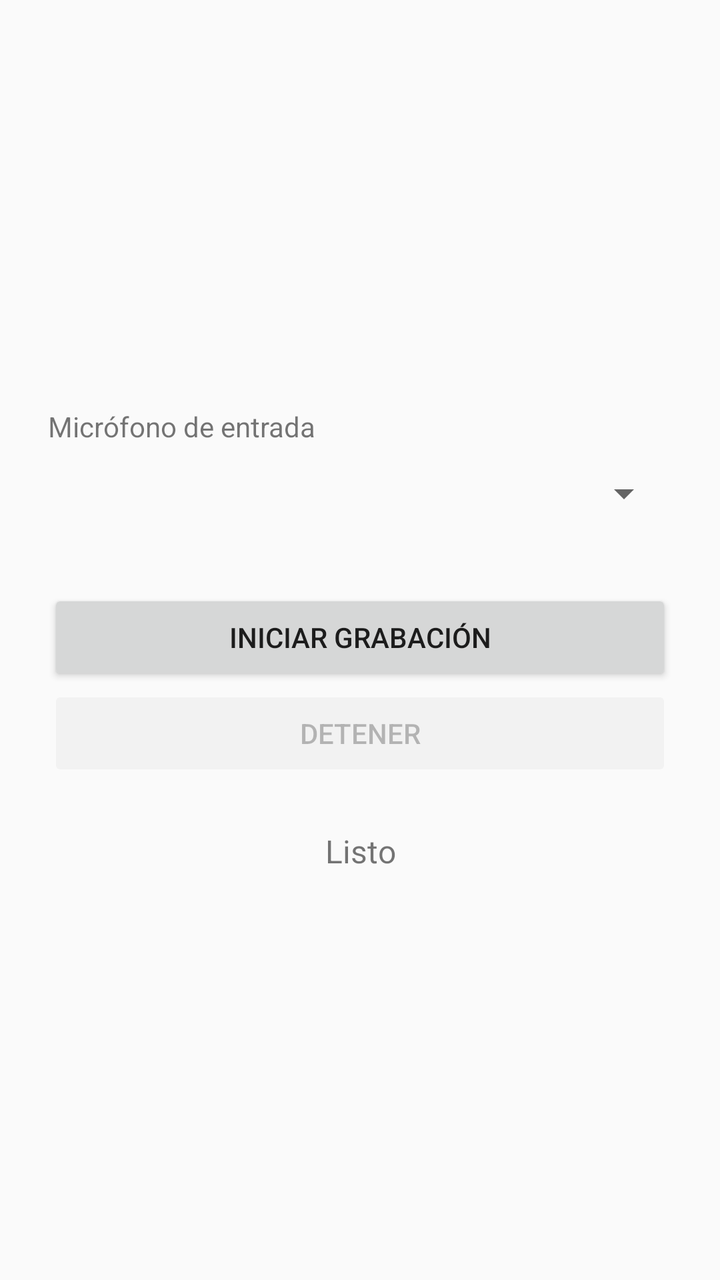
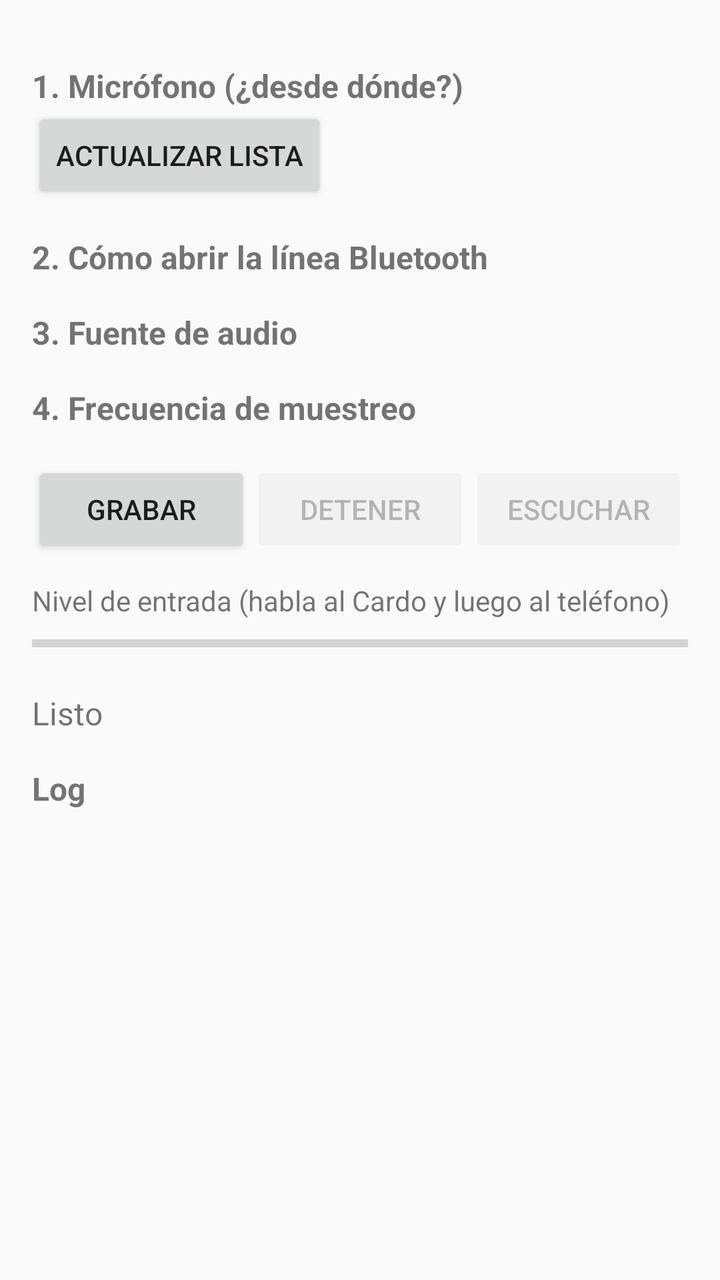

Compare the two renders of this Android layout. The source of the first and the diff that turns it into the second are given below.
<!-- AndroidManifest.xml: application theme android:Theme.Material.Light -->
<!-- res/layout/main.xml -->
<?xml version="1.0" encoding="utf-8"?>
<LinearLayout xmlns:android="http://schemas.android.com/apk/res/android"
    android:layout_width="match_parent"
    android:layout_height="match_parent"
    android:gravity="center"
    android:orientation="vertical"
    android:padding="24dp">

    <TextView
        android:layout_width="match_parent"
        android:layout_height="wrap_content"
        android:text="Micrófono de entrada"
        android:textSize="14sp" />

    <Spinner
        android:id="@+id/deviceSpinner"
        android:layout_width="match_parent"
        android:layout_height="wrap_content"
        android:layout_marginBottom="24dp"
        android:minHeight="48dp" />

    <Button
        android:id="@+id/btnStart"
        android:layout_width="match_parent"
        android:layout_height="wrap_content"
        android:text="Iniciar grabación" />

    <Button
        android:id="@+id/btnStop"
        android:layout_width="match_parent"
        android:layout_height="wrap_content"
        android:enabled="false"
        android:text="Detener" />

    <TextView
        android:id="@+id/status"
        android:layout_width="match_parent"
        android:layout_height="wrap_content"
        android:layout_marginTop="24dp"
        android:gravity="center"
        android:text="Listo"
        android:textSize="16sp" />
</LinearLayout>
<!-- resources referenced by this layout -->
<resources>

</resources>

<!-- the commit's change to res/layout/main.xml (unified diff, before → after) -->
@@ -1,43 +1,118 @@
 <?xml version="1.0" encoding="utf-8"?>
-<LinearLayout xmlns:android="http://schemas.android.com/apk/res/android"
+<ScrollView xmlns:android="http://schemas.android.com/apk/res/android"
     android:layout_width="match_parent"
-    android:layout_height="match_parent"
-    android:gravity="center"
-    android:orientation="vertical"
-    android:padding="24dp">
+    android:layout_height="match_parent">
 
-    <TextView
+    <LinearLayout
         android:layout_width="match_parent"
         android:layout_height="wrap_content"
-        android:text="Micrófono de entrada"
-        android:textSize="14sp" />
+        android:orientation="vertical"
+        android:padding="16dp">
 
-    <Spinner
-        android:id="@+id/deviceSpinner"
-        android:layout_width="match_parent"
-        android:layout_height="wrap_content"
-        android:layout_marginBottom="24dp"
-        android:minHeight="48dp" />
+        <TextView
+            style="@style/SectionTitle"
+            android:text="1. Micrófono (¿desde dónde?)" />
 
-    <Button
-        android:id="@+id/btnStart"
-        android:layout_width="match_parent"
-        android:layout_height="wrap_content"
-        android:text="Iniciar grabación" />
+        <RadioGroup
+            android:id="@+id/groupDevice"
+            android:layout_width="match_parent"
+            android:layout_height="wrap_content" />
 
-    <Button
-        android:id="@+id/btnStop"
-        android:layout_width="match_parent"
-        android:layout_height="wrap_content"
-        android:enabled="false"
-        android:text="Detener" />
+        <Button
+            android:id="@+id/btnRefresh"
+            android:layout_width="wrap_content"
+            android:layout_height="wrap_content"
+            android:text="Actualizar lista" />
 
-    <TextView
-        android:id="@+id/status"
-        android:layout_width="match_parent"
-        android:layout_height="wrap_content"
-        android:layout_marginTop="24dp"
-        android:gravity="center"
-        android:text="Listo"
-        android:textSize="16sp" />
-</LinearLayout>
+        <TextView
+            style="@style/SectionTitle"
+            android:text="2. Cómo abrir la línea Bluetooth" />
+
+        <RadioGroup
+            android:id="@+id/groupMethod"
+            android:layout_width="match_parent"
+            android:layout_height="wrap_content" />
+
+        <TextView
+            style="@style/SectionTitle"
+            android:text="3. Fuente de audio" />
+
+        <RadioGroup
+            android:id="@+id/groupSource"
+            android:layout_width="match_parent"
+            android:layout_height="wrap_content" />
+
+        <TextView
+            style="@style/SectionTitle"
+            android:text="4. Frecuencia de muestreo" />
+
+        <RadioGroup
+            android:id="@+id/groupRate"
+            android:layout_width="match_parent"
+            android:layout_height="wrap_content"
+            android:orientation="horizontal" />
+
+        <LinearLayout
+            android:layout_width="match_parent"
+            android:layout_height="wrap_content"
+            android:layout_marginTop="16dp"
+            android:orientation="horizontal">
+
+            <Button
+                android:id="@+id/btnStart"
+                android:layout_width="0dp"
+                android:layout_height="wrap_content"
+                android:layout_weight="1"
+                android:text="Grabar" />
+
+            <Button
+                android:id="@+id/btnStop"
+                android:layout_width="0dp"
+                android:layout_height="wrap_content"
+                android:layout_weight="1"
+                android:enabled="false"
+                android:text="Detener" />
+
+            <Button
+                android:id="@+id/btnPlay"
+                android:layout_width="0dp"
+                android:layout_height="wrap_content"
+                android:layout_weight="1"
+                android:enabled="false"
+                android:text="Escuchar" />
+        </LinearLayout>
+
+        <TextView
+            android:layout_width="match_parent"
+            android:layout_height="wrap_content"
+            android:layout_marginTop="12dp"
+            android:text="Nivel de entrada (habla al Cardo y luego al teléfono)" />
+
+        <ProgressBar
+            android:id="@+id/level"
+            style="?android:attr/progressBarStyleHorizontal"
+            android:layout_width="match_parent"
+            android:layout_height="24dp"
+            android:max="100" />
+
+        <TextView
+            android:id="@+id/status"
+            android:layout_width="match_parent"
+            android:layout_height="wrap_content"
+            android:layout_marginTop="12dp"
+            android:text="Listo"
+            android:textSize="16sp" />
+
+        <TextView
+            style="@style/SectionTitle"
+            android:text="Log" />
+
+        <TextView
+            android:id="@+id/log"
+            android:layout_width="match_parent"
+            android:layout_height="wrap_content"
+            android:fontFamily="monospace"
+            android:textIsSelectable="true"
+            android:textSize="11sp" />
+    </LinearLayout>
+</ScrollView>
<!-- resource entries referenced after the edit -->
@@ -1,5 +1,11 @@
 <!-- resources referenced by this layout -->
 <resources>
-
+  <style name="SectionTitle">
+          <item name="android:layout_width">match_parent</item>
+          <item name="android:layout_height">wrap_content</item>
+          <item name="android:layout_marginTop">16dp</item>
+          <item name="android:textSize">16sp</item>
+          <item name="android:textStyle">bold</item>
+      </style>
 </resources>
 
